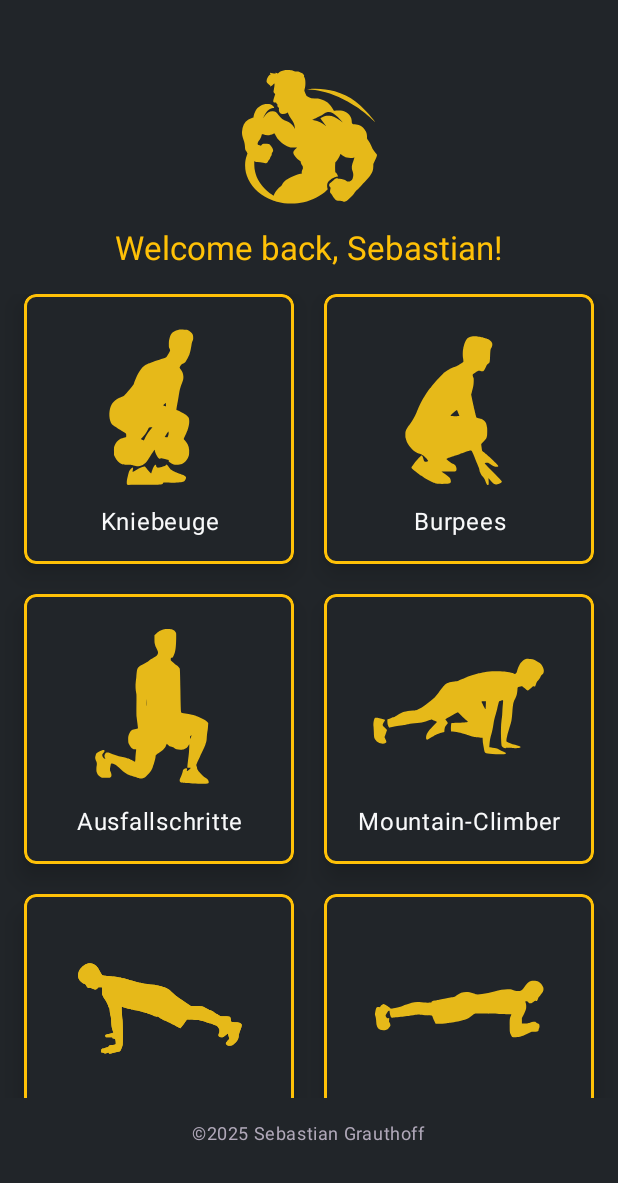
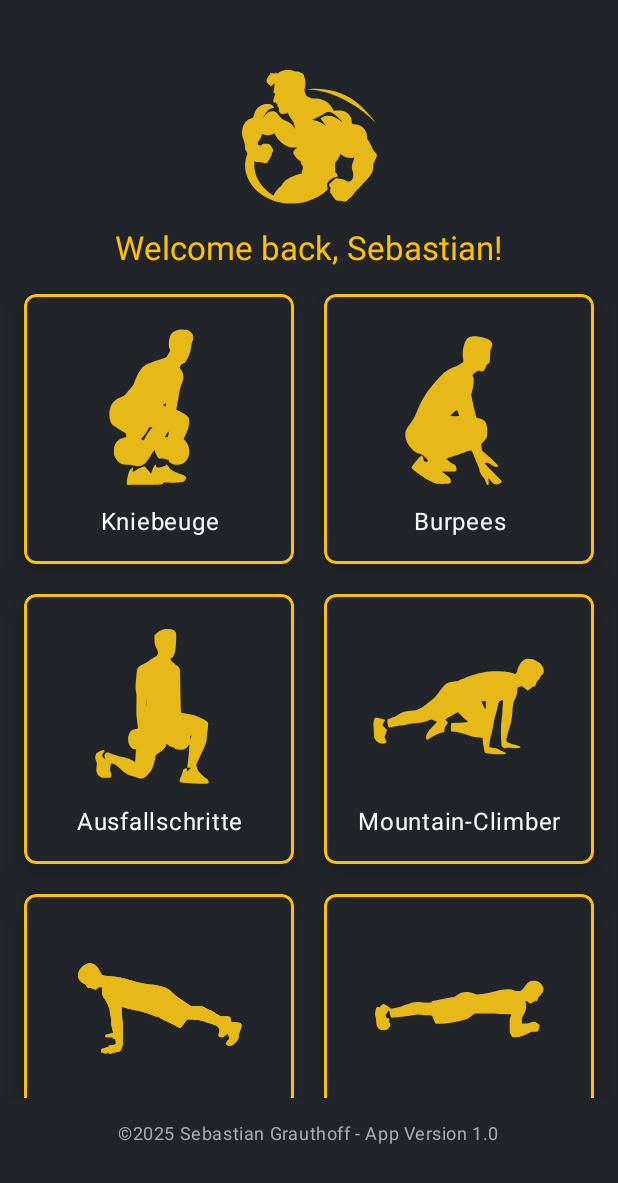
Before and after one commit to Shebby91/PushUpCounterApp, an Android app built with Jetpack Compose: the screen it shows after launch (MainActivity), on a phone screen of 412 x 824 dp. Shown: the top 1183 px of the screen. Run offline under Robolectric (Android 15) with nearby library versions, the phone set to English and light mode, and no system bars.

Commit message:
App version

```diff
--- a/app/src/main/java/com/example/app/MainActivity.kt
+++ b/app/src/main/java/com/example/app/MainActivity.kt
@@ -338,7 +338,7 @@ fun StartScreen(navController: NavController) {
 
         Spacer(modifier = Modifier.height(8.dp))
         Text(
-            text = "©2025 Sebastian Grauthoff",
+            text = "©2025 Sebastian Grauthoff - App Version 1.0",
             color = MaterialTheme.colorScheme.onSurface,
             style = MaterialTheme.typography.bodySmall,
             modifier = Modifier.padding(top = 8.dp, bottom = 30.dp)
```
